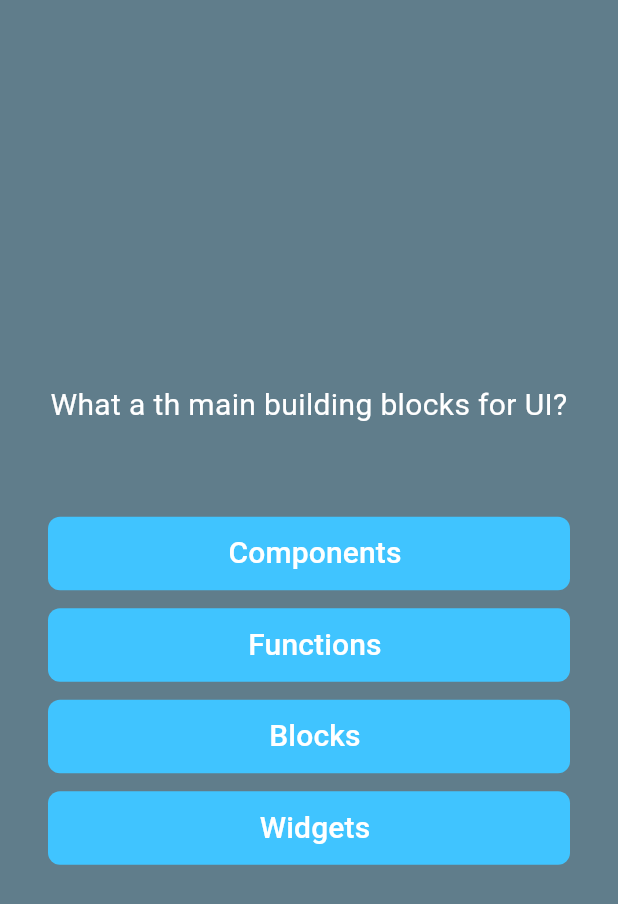
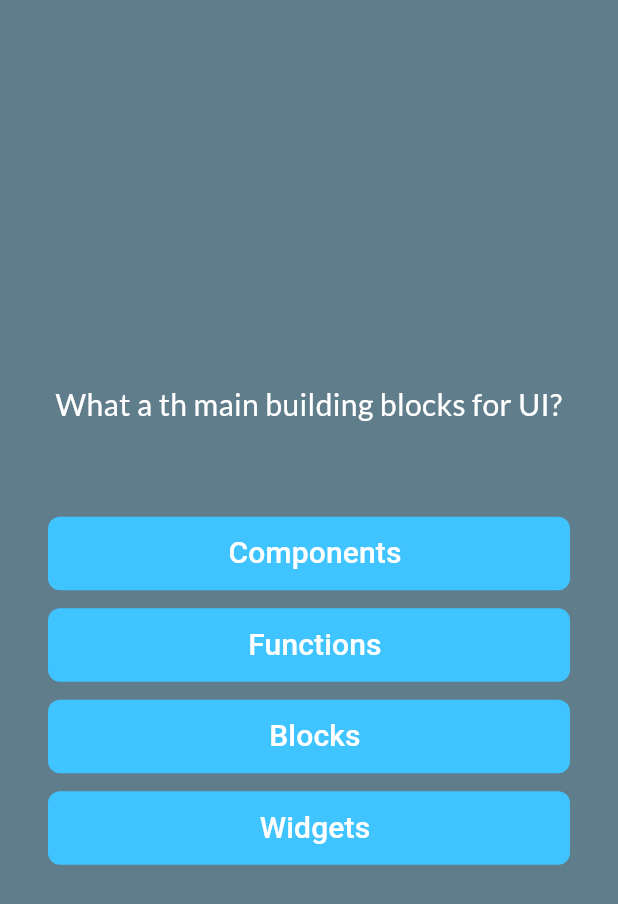
Before and after one commit to alexbibig/quiz_app, a Flutter app: the screen it shows after launch, after a tap on "Start", on a phone screen of 412 x 824 dp. Shown: the top 904 px of the screen. Run offline on Flutter 3.47's test engine with Material 3 defaults, Android fonts, the phone set to English and light mode, and no system bars; our stand-ins replace google_fonts.

Commit message:
added custom fonts

```diff
--- a/lib/questions_screen.dart
+++ b/lib/questions_screen.dart
@@ -1,6 +1,8 @@
 import 'package:flutter/material.dart';
+import 'package:google_fonts/google_fonts.dart';
 import 'package:quiz_app/button.dart';
 import 'package:quiz_app/data/questions.dart';
+// import 'package:google_fonts/google_fonts.dart';
 
 class QuestionsScreen extends StatefulWidget {
   const QuestionsScreen({super.key});
@@ -32,7 +34,7 @@ class _QuestionsScreenState extends State<QuestionsScreen> {
             children: [
               Text(
                 currentQuestion.text,
-                style: const TextStyle(
+                style: GoogleFonts.lato(
                   fontSize: 20,
                   color: Colors.white,
                 ),
--- a/lib/start_screen.dart
+++ b/lib/start_screen.dart
@@ -1,4 +1,5 @@
 import 'package:flutter/material.dart';
+import 'package:google_fonts/google_fonts.dart';
 import 'package:quiz_app/button.dart';
 
 class StartScreen extends StatelessWidget {
@@ -25,9 +26,9 @@ class StartScreen extends StatelessWidget {
           const SizedBox(
             height: 80,
           ),
-          const Text(
+          Text(
             'Learn Flutter Easy',
-            style: TextStyle(
+            style: GoogleFonts.abel(
               color: Colors.white,
               fontSize: 24,
             ),
--- a/pubspec.yaml
+++ b/pubspec.yaml
@@ -34,6 +34,7 @@ dependencies:
   # The following adds the Cupertino Icons font to your application.
   # Use with the CupertinoIcons class for iOS style icons.
   cupertino_icons: ^1.0.2
+  google_fonts: ^5.1.0
 
 dev_dependencies:
   flutter_test:
```
Also changed, not shown: pubspec.lock, 10 other files.
